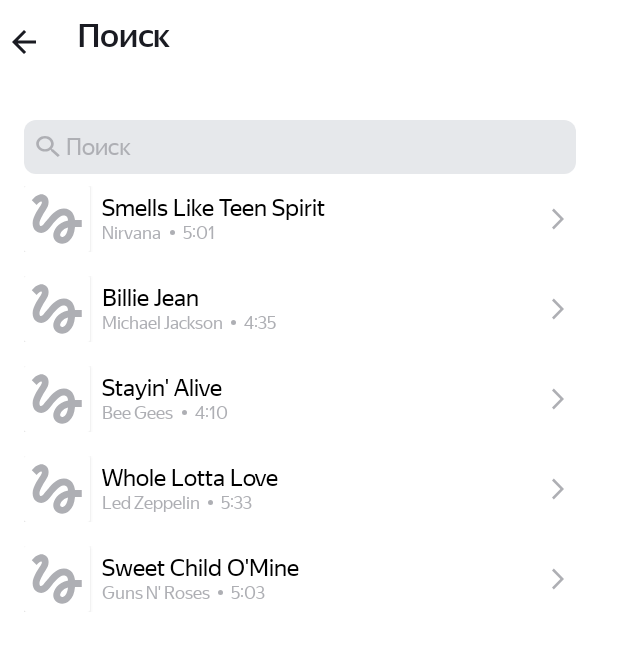
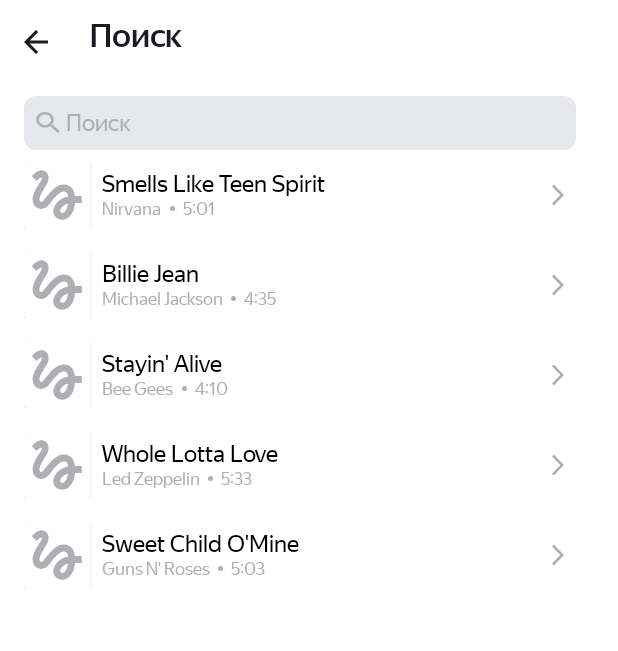
Before and after one commit to ekalemen/PlaylistMaker, an Android app: the SearchActivity screen opened directly, with no data from a screen before it, on a phone screen of 412 x 824 dp. Shown: the top 651 px of the screen. Run offline under Robolectric (Android 15) with nearby library versions, the phone set to English and light mode, and no system bars; pictures from the network do not load.

Commit message:
Sprint #10 Homework review fixies
This adds:
 - action to the Search acivity go back button
 - fixies for layout(correct margins) according to figma
 - fixies for the clear text drawable colors depending on theme
 - hide IME when the clear text action was clicked

Signed-off-by: Eugeny Kalemenev <e.kalemenev@yadro.com>

```diff
--- a/app/src/main/java/com/practicum/playlistmaker/SearchActivity.kt
+++ b/app/src/main/java/com/practicum/playlistmaker/SearchActivity.kt
@@ -1,6 +1,8 @@
 package com.practicum.playlistmaker
 
 import android.annotation.SuppressLint
+import android.content.Context
+import android.content.Intent
 import androidx.appcompat.app.AppCompatActivity
 import android.os.Bundle
 import android.text.Editable
@@ -9,6 +11,7 @@ import android.view.LayoutInflater
 import android.view.MotionEvent
 import android.view.View
 import android.view.ViewGroup
+import android.view.inputmethod.InputMethodManager
 import android.widget.EditText
 import android.widget.ImageView
 import android.widget.TextView
@@ -44,6 +47,14 @@ class SearchActivity : AppCompatActivity() {
 
         searchEditText.setText(inputText)
 
+        val buttonSearchBack = findViewById<ImageView>(R.id.srch_button_back)
+
+        buttonSearchBack.setOnClickListener {
+            val setBackToMainIntent = Intent(this, MainActivity::class.java)
+            finish()
+            startActivity(setBackToMainIntent)
+        }
+
         @SuppressLint("ClickableViewAccessibility")
         fun EditText.onRightDrawableClicked(onClicked: (view: EditText) -> Unit) {
             this.setOnTouchListener { v, event ->
@@ -61,6 +72,8 @@ class SearchActivity : AppCompatActivity() {
         }
 
         searchEditText.onRightDrawableClicked {
+            val inputMethodManager = getSystemService(Context.INPUT_METHOD_SERVICE) as? InputMethodManager
+            inputMethodManager?.hideSoftInputFromWindow(searchEditText.windowToken, 0)
             it.text.clear()
         }
 
--- a/app/src/main/res/layout/activity_search.xml
+++ b/app/src/main/res/layout/activity_search.xml
@@ -10,11 +10,12 @@
         android:orientation="horizontal"
         android:layout_width="match_parent"
         android:layout_height="56dp"
-        android:layout_marginBottom="24dp">
+        android:layout_marginBottom="8dp"
+        android:layout_marginStart="8dp">
 
         <ImageView
             style="@style/SettingsTopHeaderImageView"
-            android:id="@+id/settings_button_back"
+            android:id="@+id/srch_button_back"
             android:src="@drawable/settings_arrow_back" />
 
         <TextView
--- a/app/src/main/res/values/styles.xml
+++ b/app/src/main/res/values/styles.xml
@@ -101,6 +101,7 @@
         <item name = "android:paddingStart">8dp</item>
         <item name = "android:paddingEnd">8dp</item>
         <item name = "android:drawablePadding">4dp</item>
+        <item name = "android:drawableTint">@color/search_gray</item>
         <item name = "android:background">@drawable/rounded_search_edittext</item>
         <item name = "android:backgroundTint">@color/settings_sw_track_gray</item>
     </style>
```
